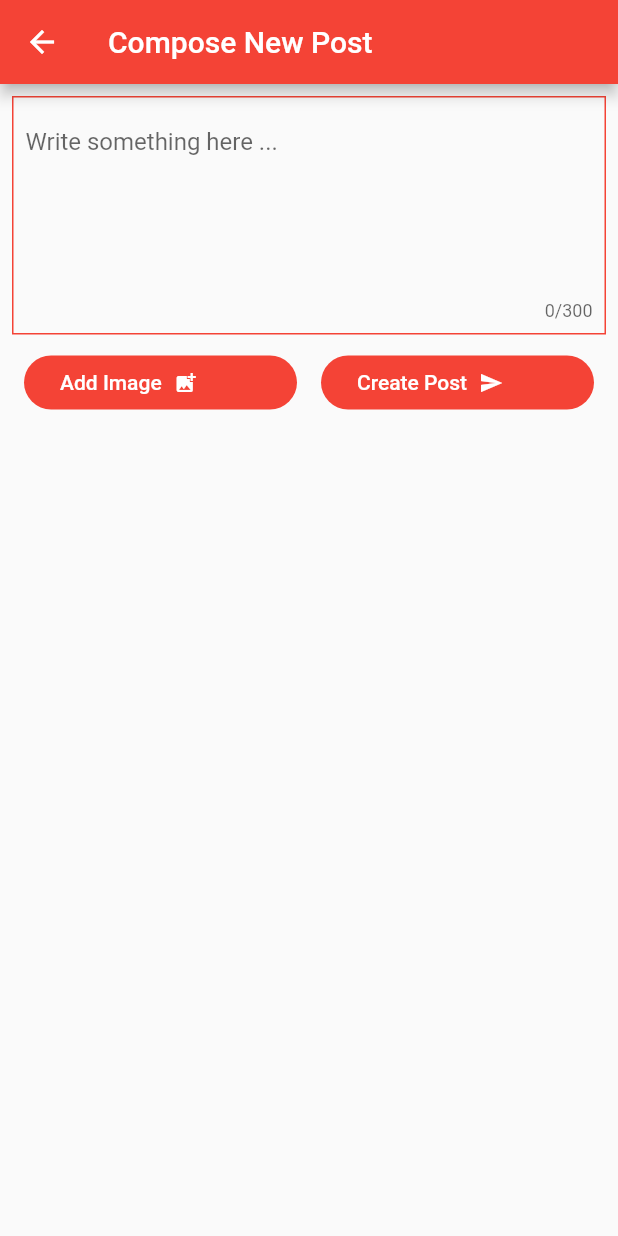
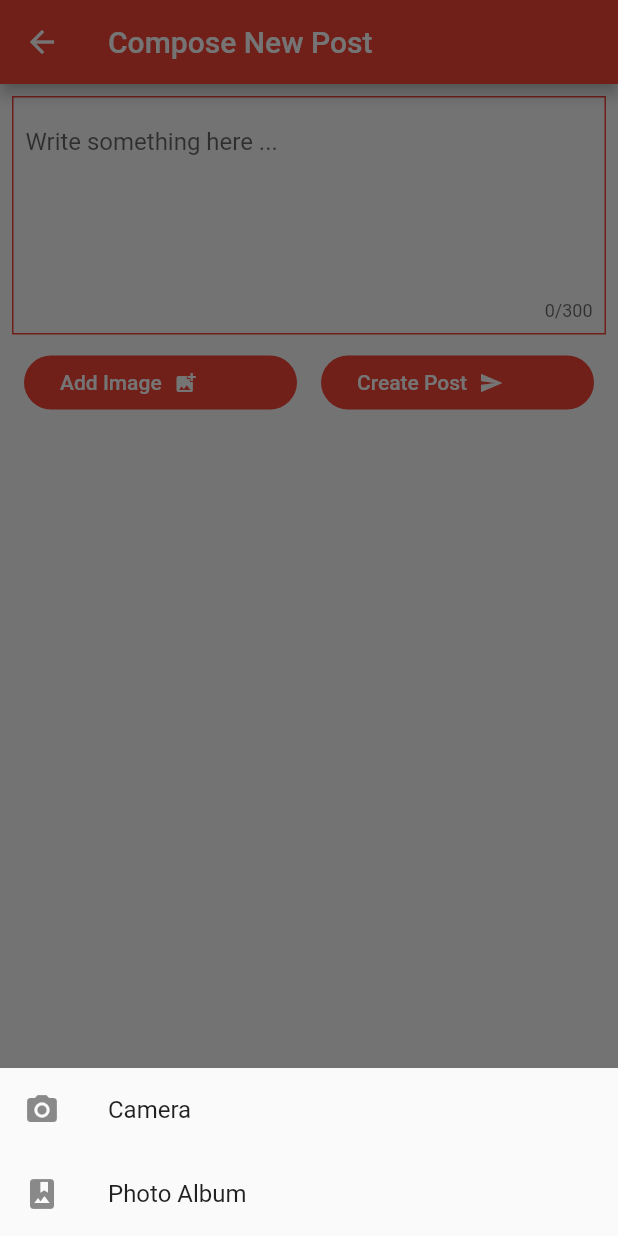
Before and after one commit to 8JME/Feedly, a Flutter app: the CreatePage screen opened directly, after a tap on "Add Image", on a phone screen of 412 x 824 dp. Run offline on Flutter 3.47's test engine with Material 2 defaults, Android fonts, the phone set to English and light mode, and no system bars; our stand-ins replace cloud_firestore, firebase_auth; accounts and stored records are empty.

```diff
--- a/lib/pages/create.dart
+++ b/lib/pages/create.dart
@@ -57,6 +57,34 @@ class _CreatePageState extends State<CreatePage> {
     }
   }
 
+  _showModalBottomSheet() {
+    showModalBottomSheet(
+        context: context,
+        builder: (BuildContext ctx) {
+          return Column(
+            mainAxisSize: MainAxisSize.min,
+            children: <Widget>[
+              ListTile(
+                leading: Icon(Icons.camera_alt),
+                title: Text('Camera'),
+                onTap: () {
+                  // todo: use image_picker plugin
+
+                  Navigator.pop(context);
+                },
+              ),
+              ListTile(leading: Icon(Icons.photo_album),
+                title: Text('Photo Album'),
+                onTap: () {
+                  // todo: use image_picker plugin
+
+                  Navigator.pop(context);
+                },),
+            ],
+          );
+        });
+  }
+
   @override
   void initState() {
     super.initState();
@@ -105,7 +133,9 @@ class _CreatePageState extends State<CreatePage> {
                       ),
                       splashColor: Colors.red,
                       color: Colors.red,
-                      onPressed: () {},
+                      onPressed: () {
+                        _showModalBottomSheet();
+                      },
                       child: Row(
                         children: <Widget>[
                           Padding(
--- a/pubspec.yaml
+++ b/pubspec.yaml
@@ -21,6 +21,8 @@ dependencies:
     sdk: flutter
   firebase_auth: ^0.10.0
   cloud_firestore: ^0.12.9+5
+  firebase_storage: ^3.0.6
+  image_picker: ^0.6.1+8
 
   # The following adds the Cupertino Icons font to your application.
   # Use with the CupertinoIcons class for iOS style icons.
```
Also changed, not shown: pubspec.lock, 1 other file.
